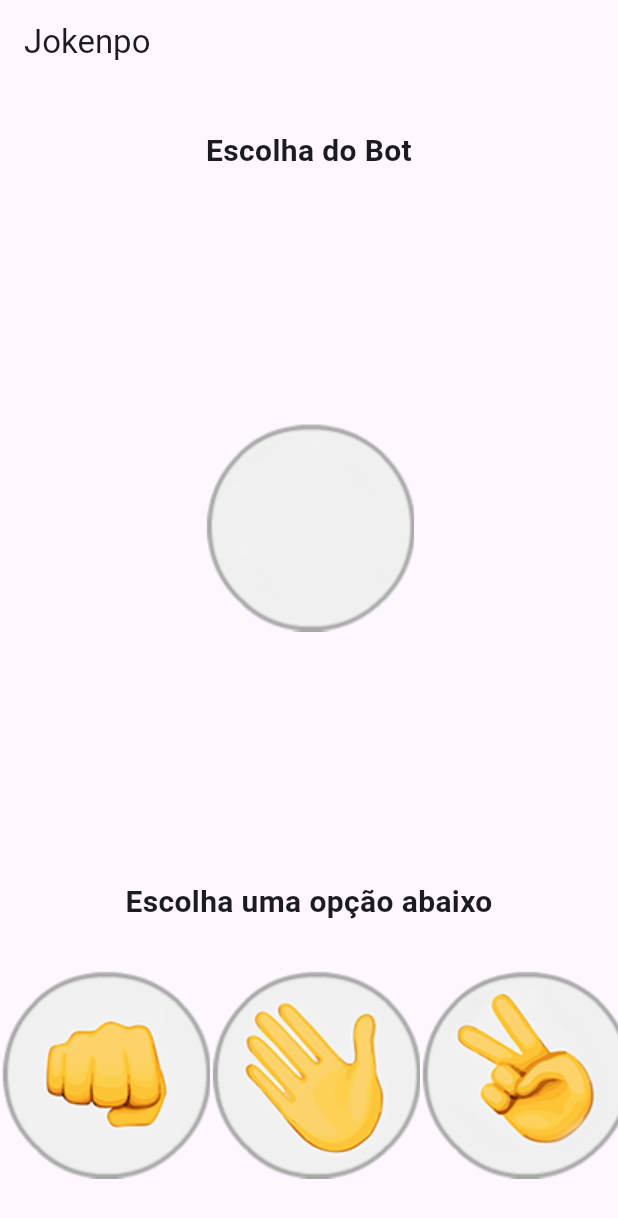
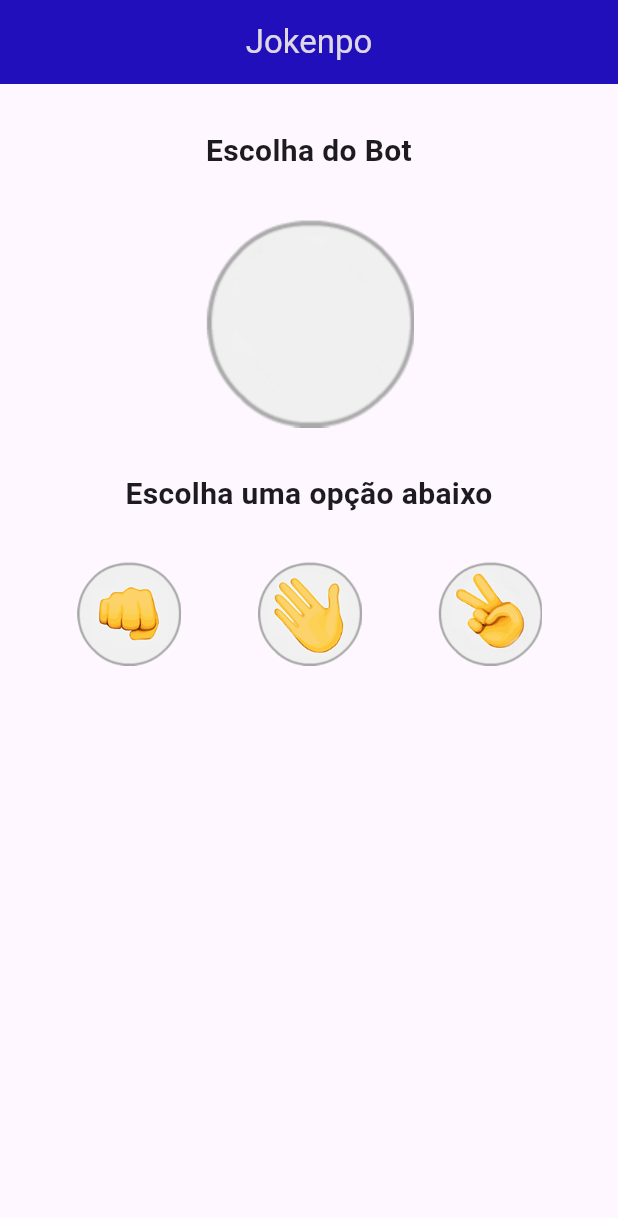
Before and after one commit to CarlosdSilvadev/jokenpo, a Flutter app: the screen it shows after launch, on a phone screen of 412 x 824 dp. Shown: the top 1218 px of the screen. Run offline on Flutter 3.47's test engine with Material 3 defaults, Android fonts, the phone set to English and light mode, and no system bars.

Commit message:
versão completa

```diff
--- a/analysis_options.yaml
+++ b/analysis_options.yaml
@@ -9,8 +9,10 @@
 # packages, and plugins designed to encourage good coding practices.
 analyzer:
   errors:
+    avoid_print: ignore
     prefer_const_constructors: ignore
     prefer_const_literals_to_create_immutables: ignore
+
 include: package:flutter_lints/flutter.yaml
 
 linter:
--- a/lib/jogo.dart
+++ b/lib/jogo.dart
@@ -1,4 +1,5 @@
 import 'package:flutter/material.dart';
+import 'dart:math';
 
 class Jogo extends StatefulWidget {
   const Jogo({super.key});
@@ -8,14 +9,69 @@ class Jogo extends StatefulWidget {
 }
 
 class _JogoState extends State<Jogo> {
+  var imagemApp = AssetImage("images/padrao.png");
+  var mensagem = "Escolha uma opção abaixo";
+
+  void opcaoSelecionada(String escolhaUsuario) {
+    var opcoes = ["pedra", "papel", "tesoura"];
+
+    var numero = Random().nextInt(3);
+
+    var escolhaApp = opcoes[numero];
+
+    print("escolha do bot $escolhaApp");
+    print("escolha do usuario $escolhaUsuario");
+
+    //exibição da imagem escolhida pelo bot
+    switch (escolhaApp) {
+      case "pedra":
+        setState(() {
+          imagemApp = AssetImage("images/pedra.png");
+        });
+      case "papel":
+        setState(() {
+          imagemApp = AssetImage("images/papel.png");
+        });
+      case "tesoura":
+        setState(() {
+          imagemApp = AssetImage("images/tesoura.png");
+        });
+    }
+
+    //validação usuari vencedor
+    if ((escolhaUsuario == "pedra" && escolhaApp == "tesoura") ||
+        (escolhaUsuario == "papel" && escolhaApp == "pedra") ||
+        (escolhaUsuario == "tesoura" && escolhaApp == "papel")) {
+      setState(() {
+        mensagem = "Você ganhou";
+      });
+      //validação usuario perdedor
+    } else if ((escolhaUsuario == "pedra" && escolhaApp == "papel") ||
+        (escolhaUsuario == "papel" && escolhaApp == "tesoura") ||
+        (escolhaUsuario == "tesoura" && escolhaApp == "pedra")) {
+      setState(() {
+        mensagem = "Você perdeu";
+      });
+    } else {
+      setState(() {
+        mensagem = "Empate";
+      });
+    }
+  }
+
   @override
   Widget build(BuildContext context) {
     return Scaffold(
       appBar: AppBar(
-        title: Text("Jokenpo"),
+        centerTitle: true,
+        title: Text(
+          "Jokenpo",
+          style: TextStyle(color: Color.fromARGB(239, 235, 229, 229)),
+        ),
+        backgroundColor: Color.fromRGBO(32, 15, 187, 1),
       ),
       body: Column(
-        crossAxisAlignment: CrossAxisAlignment.stretch,
+        crossAxisAlignment: CrossAxisAlignment.center,
         children: [
           Padding(
             padding: EdgeInsets.all(30),
@@ -25,20 +81,41 @@ class _JogoState extends State<Jogo> {
               style: TextStyle(fontSize: 20, fontWeight: FontWeight.bold),
             ),
           ),
-          Image.asset("images/padrao.png"),
+          Image(
+            image: imagemApp,
+          ),
           Padding(
             padding: EdgeInsets.all(30),
             child: Text(
-              "Escolha uma opção abaixo",
+              mensagem,
               textAlign: TextAlign.center,
               style: TextStyle(fontSize: 20, fontWeight: FontWeight.bold),
             ),
           ),
           Row(
+            mainAxisAlignment: MainAxisAlignment.spaceEvenly,
             children: [
-              Image.asset("images/pedra.png"),
-              Image.asset("images/papel.png"),
-              Image.asset("images/tesoura.png")
+              GestureDetector(
+                onTap: () => opcaoSelecionada("pedra"),
+                child: Image.asset(
+                  "images/pedra.png",
+                  height: 70,
+                ),
+              ),
+              GestureDetector(
+                onTap: () => opcaoSelecionada("papel"),
+                child: Image.asset(
+                  "images/papel.png",
+                  height: 70,
+                ),
+              ),
+              GestureDetector(
+                onTap: () => opcaoSelecionada("tesoura"),
+                child: Image.asset(
+                  "images/tesoura.png",
+                  height: 70,
+                ),
+              ),
             ],
           )
         ],
```
